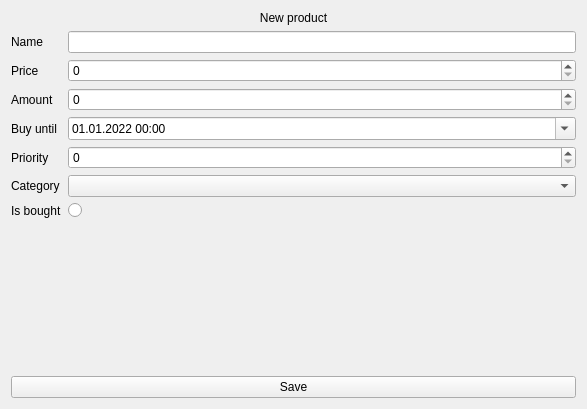
The window that src/Client/View/MainPage/Product/ProductCreateSubPage/ProductCreateSubPage.ui (iodream/Spend-Note) describes before a commit, drawn with Qt 5.
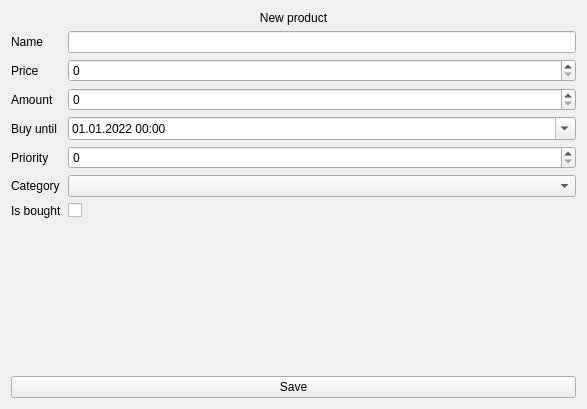
The same window after the commit.

Commit message: Fix of purchase date of product

```diff
--- a/src/Client/View/MainPage/Product/ProductCreateSubPage/ProductCreateSubPage.ui
+++ b/src/Client/View/MainPage/Product/ProductCreateSubPage/ProductCreateSubPage.ui
@@ -71,13 +71,6 @@
        </property>
       </widget>
      </item>
-     <item row="6" column="1">
-      <widget class="QRadioButton" name="IsBought">
-       <property name="text">
-        <string/>
-       </property>
-      </widget>
-     </item>
      <item row="5" column="0">
       <widget class="QLabel" name="CategoryLabel">
        <property name="text">
@@ -118,6 +111,13 @@
        </property>
       </widget>
      </item>
+     <item row="6" column="1">
+      <widget class="QCheckBox" name="IsBought">
+       <property name="text">
+        <string/>
+       </property>
+      </widget>
+     </item>
     </layout>
    </item>
    <item>
```
The commit also changes 3 other files.
